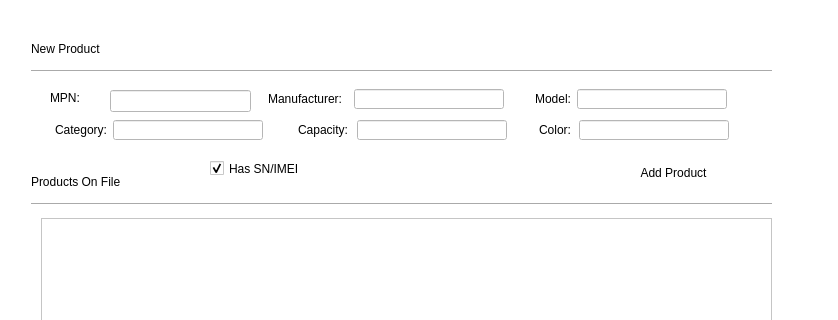
Before: the Qt Designer form uis/product_form.ui in andrei219/euromedia, drawn with Qt 5; both pictures show x 0 to 838 and y 0 to 320 of the 838 by 846 pixel window.
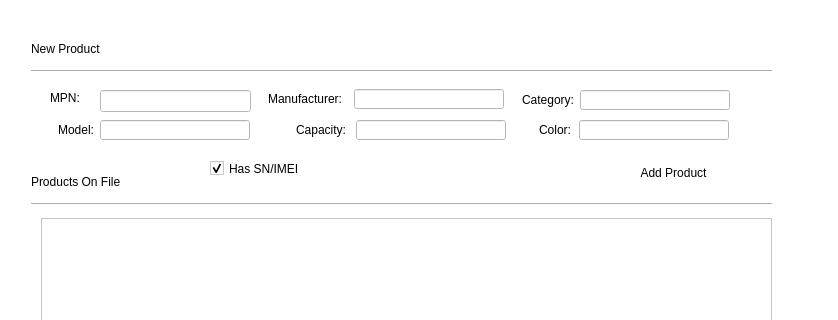
After: the same form once the commit is applied. Icons and pictures are not drawn.

Commit message: product form field order changed

Diff of the .ui file:
```diff
--- a/uis/product_form.ui
+++ b/uis/product_form.ui
@@ -267,9 +267,9 @@
   <widget class="QLineEdit" name="mpn">
    <property name="geometry">
     <rect>
-     <x>110</x>
+     <x>100</x>
      <y>90</y>
-     <width>141</width>
+     <width>151</width>
      <height>22</height>
     </rect>
    </property>
@@ -299,8 +299,8 @@
   <widget class="QLabel" name="label_3">
    <property name="geometry">
     <rect>
-     <x>49</x>
-     <y>120</y>
+     <x>516</x>
+     <y>90</y>
      <width>58</width>
      <height>20</height>
     </rect>
@@ -327,8 +327,8 @@
   <widget class="QLineEdit" name="category_line_edit">
    <property name="geometry">
     <rect>
-     <x>113</x>
-     <y>120</y>
+     <x>580</x>
+     <y>90</y>
      <width>150</width>
      <height>20</height>
     </rect>
@@ -349,8 +349,8 @@
   <widget class="QLabel" name="label_4">
    <property name="geometry">
     <rect>
-     <x>533</x>
-     <y>89</y>
+     <x>56</x>
+     <y>120</y>
      <width>38</width>
      <height>20</height>
     </rect>
@@ -377,8 +377,8 @@
   <widget class="QLineEdit" name="model_line_edit">
    <property name="geometry">
     <rect>
-     <x>577</x>
-     <y>89</y>
+     <x>100</x>
+     <y>120</y>
      <width>150</width>
      <height>20</height>
     </rect>
@@ -399,7 +399,7 @@
   <widget class="QLabel" name="label_5">
    <property name="geometry">
     <rect>
-     <x>268</x>
+     <x>266</x>
      <y>120</y>
      <width>80</width>
      <height>20</height>
@@ -427,7 +427,7 @@
   <widget class="QLineEdit" name="capacity_line_edit">
    <property name="geometry">
     <rect>
-     <x>357</x>
+     <x>356</x>
      <y>120</y>
      <width>150</width>
      <height>20</height>
```
The commit also changes 1 other file.
